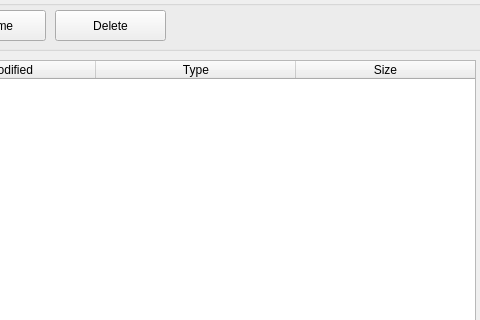
Old version of the form res/ui/file_system_widget.ui in the repository Qolorerr/FileSocketGUI; both pictures show x 315 to 795 and y 0 to 320 of the 795 by 572 pixel window.
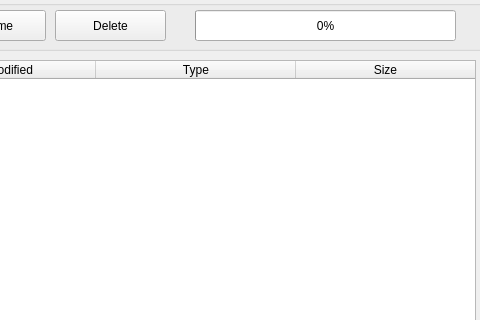
New version of the form.

Patch:
```diff
--- a/res/ui/file_system_widget.ui
+++ b/res/ui/file_system_widget.ui
@@ -140,6 +140,35 @@
      <string>Rename</string>
     </property>
    </widget>
+   <widget class="QProgressBar" name="progressBar">
+    <property name="geometry">
+     <rect>
+      <x>510</x>
+      <y>10</y>
+      <width>261</width>
+      <height>31</height>
+     </rect>
+    </property>
+    <property name="value">
+     <number>0</number>
+    </property>
+   </widget>
+   <widget class="QLabel" name="progressBarText">
+    <property name="geometry">
+     <rect>
+      <x>510</x>
+      <y>10</y>
+      <width>261</width>
+      <height>31</height>
+     </rect>
+    </property>
+    <property name="text">
+     <string/>
+    </property>
+    <property name="alignment">
+     <set>Qt::AlignCenter</set>
+    </property>
+   </widget>
   </widget>
  </widget>
  <resources/>
```
